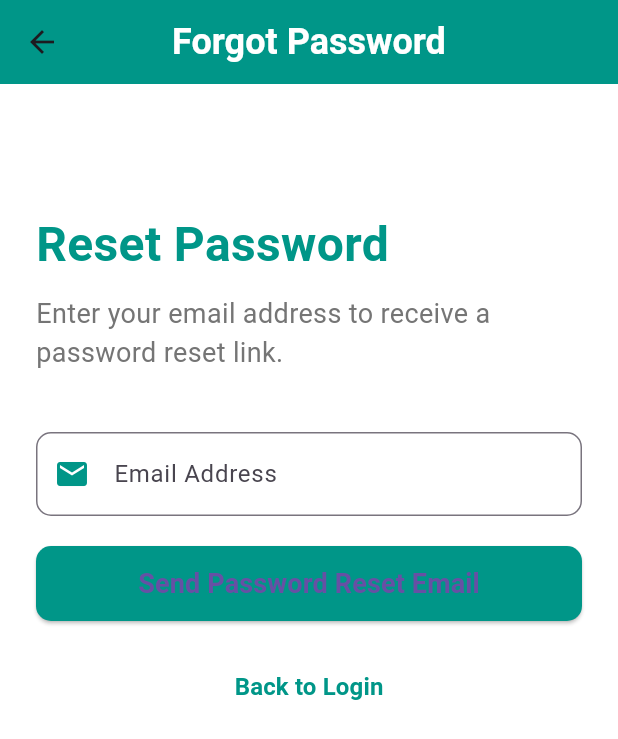
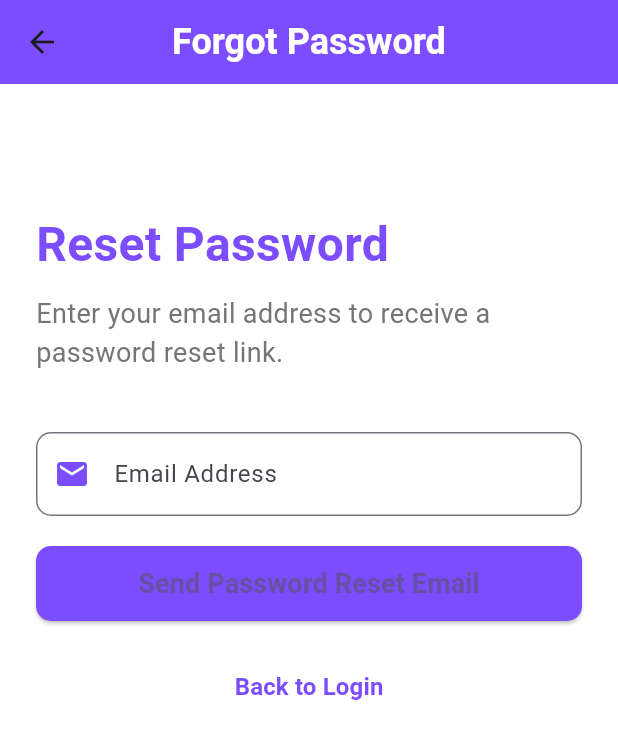
Before and after one commit to NaitikPatel-325/EventHub, a Flutter app: the ForgotPasswordPage screen opened by its route, on a phone screen of 412 x 824 dp. Shown: the top 739 px of the screen. Run offline on Flutter 3.47's test engine with Material 3 defaults, Android fonts, the phone set to English and light mode, and no system bars; our stand-ins replace carousel_slider, firebase_auth, firebase_core, flutter_dotenv, fluttertoast; accounts and stored records are empty; network calls fail; Roboto replaces fonts that are missing (Schyler).

Commit message:
UI updation

```diff
--- a/lib/auth/forgot.dart
+++ b/lib/auth/forgot.dart
@@ -66,7 +66,7 @@ class Forgot extends State<ForgotPasswordPage> {
           ),
         ),
         centerTitle: true,
-        backgroundColor: Colors.teal,
+        backgroundColor:Colors.deepPurpleAccent,
         elevation: 0,
       ),
       body: SingleChildScrollView(
@@ -81,7 +81,7 @@ class Forgot extends State<ForgotPasswordPage> {
               style: TextStyle(
                 fontSize: 32.0,
                 fontWeight: FontWeight.bold,
-                color: Colors.teal,
+                color:Colors.deepPurpleAccent,
               ),
             ),
             const SizedBox(height: 10.0),
@@ -97,7 +97,7 @@ class Forgot extends State<ForgotPasswordPage> {
               controller: _email,
               keyboardType: TextInputType.emailAddress,
               decoration: InputDecoration(
-                prefixIcon: const Icon(Icons.email, color: Colors.teal),
+                prefixIcon: const Icon(Icons.email, color:Colors.deepPurpleAccent),
                 labelText: 'Email Address',
                 border: OutlineInputBorder(
                   borderRadius: BorderRadius.circular(10.0),
@@ -110,7 +110,7 @@ class Forgot extends State<ForgotPasswordPage> {
                 : ElevatedButton(
                     onPressed: _resetPassword,
                     style: ElevatedButton.styleFrom(
-                      minimumSize: const Size(double.infinity, 50), backgroundColor: Colors.teal,
+                      minimumSize: const Size(double.infinity, 50), backgroundColor:Colors.deepPurpleAccent,
                       shape: RoundedRectangleBorder(
                         borderRadius: BorderRadius.circular(10.0),
                       ),
@@ -130,7 +130,7 @@ class Forgot extends State<ForgotPasswordPage> {
                 child: const Text(
                   'Back to Login',
                   style: TextStyle(
-                    color: Colors.teal,
+                    color: Colors.deepPurpleAccent,
                     fontSize: 16.0,
                     fontWeight: FontWeight.bold,
                   ),
--- a/lib/screens/profile_page/view/profile_page.dart
+++ b/lib/screens/profile_page/view/profile_page.dart
@@ -59,7 +59,7 @@ class _ProfilePageState extends State<ProfilePage> {
     return Scaffold(
       appBar: AppBar(
         title: const Text('Profile'),
-        backgroundColor: Colors.lightBlue,
+        backgroundColor:Colors.deepPurpleAccent,
         leading: IconButton(
           icon: const Icon(Icons.arrow_back),
           onPressed: () {
```
Also changed, not shown: lib/auth/signout.dart (+5 -4 lines).
